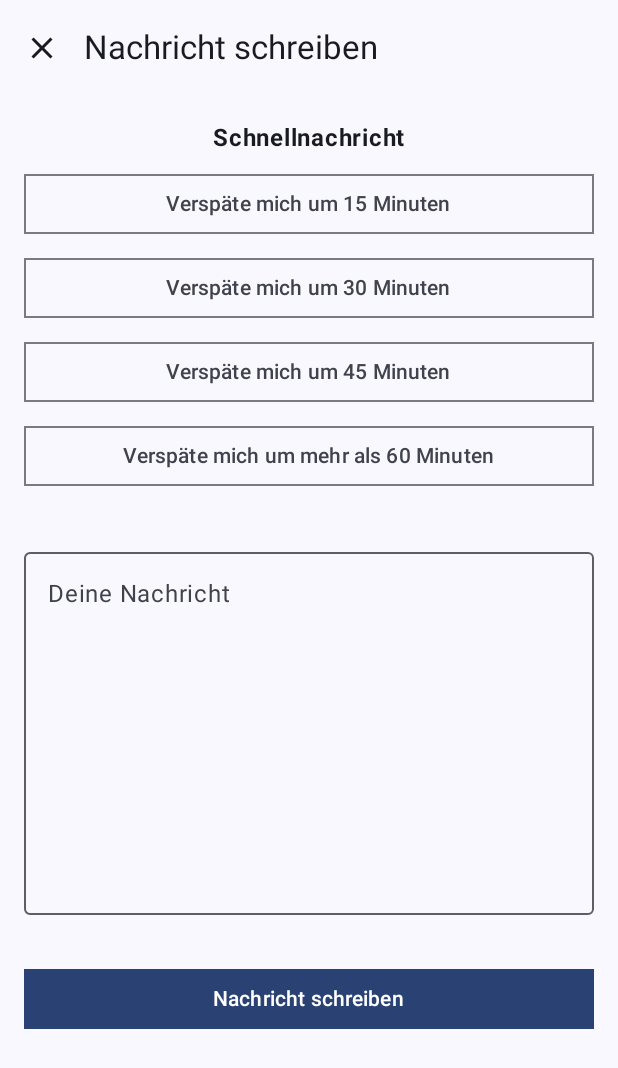
After one commit to teimyBr/DLBCSEMSE02_D, an Android app built with Jetpack Compose: the composable NewMessage called with empty values, on a phone screen of 412 x 824 dp. The commit adds this screen. Shown: the top 1068 px of the screen. Run offline under Robolectric (Android 15) with nearby library versions, the light colour scheme and no system bars; network calls fail.

Commit message:
UI "Nachricht schreiben" erstellt. AppointmentInfos Navigation-Path angepasst. Strings erweitert.

```diff
--- a/Frontend/BoardGamer/app/src/main/java/com/boardgamer/MainActivity.kt
+++ b/Frontend/BoardGamer/app/src/main/java/com/boardgamer/MainActivity.kt
@@ -13,6 +13,7 @@ import com.boardgamer.ui.CurrentEvents
 import com.boardgamer.ui.GameLibrary
 import com.boardgamer.ui.Home
 import com.boardgamer.ui.NewAppointment
+import com.boardgamer.ui.NewMessage
 import com.boardgamer.ui.Participate
 import com.boardgamer.ui.Profile
 import com.boardgamer.ui.Registration
@@ -22,6 +23,7 @@ import com.boardgamer.viewmodel.CurrentEventsViewModel
 import com.boardgamer.viewmodel.GameLibraryViewModel
 import com.boardgamer.viewmodel.HomeViewModel
 import com.boardgamer.viewmodel.NewAppointmentViewModel
+import com.boardgamer.viewmodel.NewMessageViewModel
 import com.boardgamer.viewmodel.ParticipateViewModel
 import com.boardgamer.viewmodel.ProfileViewModel
 import com.boardgamer.viewmodel.RegistrationViewModel
@@ -74,5 +76,10 @@ fun AppNavigation() {
             val appointmentId = it.arguments!!.getString("appointmentId")!!.toLong()
             AppointmentInfos(navController, playerId, appointmentId)
         }
+        composable(NewMessageViewModel.SCREEN_NAME + "/{playerId}/{appointmentId}") { backStackEntry ->
+            val playerId = backStackEntry.arguments!!.getString("playerId")!!.toLong()
+            val appointmentId = backStackEntry.arguments!!.getString("appointmentId")!!.toLong()
+            NewMessage(navController, playerId, appointmentId)
+        }
     }
 }
--- a/Frontend/BoardGamer/app/src/main/java/com/boardgamer/ui/AppointmentInfos.kt
+++ b/Frontend/BoardGamer/app/src/main/java/com/boardgamer/ui/AppointmentInfos.kt
@@ -47,6 +47,7 @@ import com.boardgamer.ui.theme.DarkGreen
 import com.boardgamer.ui.theme.DarkRed
 import com.boardgamer.viewmodel.AppointmentInfosViewModel
 import com.boardgamer.viewmodel.GameVoteItem
+import com.boardgamer.viewmodel.NewMessageViewModel
 import java.time.format.DateTimeFormatter
 
 @OptIn(ExperimentalMaterial3Api::class)
@@ -213,7 +214,7 @@ fun AppointmentInfos(navController: NavController, playerId: Long, appointmentId
 
                     Button(
                         onClick = {
-                            //Navigate to the add message screen
+                            navController.navigate("${NewMessageViewModel.SCREEN_NAME}/$playerId/$appointmentId")
                         }
                     ) {
                         Text(
--- /dev/null
+++ b/Frontend/BoardGamer/app/src/main/java/com/boardgamer/ui/NewMessage.kt
@@ -0,0 +1,147 @@
+package com.boardgamer.ui
+
+import androidx.compose.foundation.layout.*
+import androidx.compose.material.icons.Icons
+import androidx.compose.material.icons.filled.Close
+import androidx.compose.material3.*
+import androidx.compose.runtime.Composable
+import androidx.compose.runtime.LaunchedEffect
+import androidx.compose.runtime.collectAsState
+import androidx.compose.runtime.getValue
+import androidx.compose.ui.Alignment
+import androidx.compose.ui.Modifier
+import androidx.compose.ui.graphics.RectangleShape
+import androidx.compose.ui.res.stringResource
+import androidx.compose.ui.text.font.FontWeight
+import androidx.compose.ui.unit.dp
+import androidx.lifecycle.viewmodel.compose.viewModel
+import androidx.navigation.NavController
+import com.boardgamer.R
+import com.boardgamer.viewmodel.NewMessageViewModel
+import com.boardgamer.viewmodel.SaveState
+
+@OptIn(ExperimentalMaterial3Api::class)
+@Composable
+fun NewMessage(navController: NavController, playerId: Long, appointmentId: Long) {
+    val viewModel: NewMessageViewModel = viewModel()
+    val messageText by viewModel.messageText.collectAsState()
+
+    val message15min = stringResource(id = R.string.message_quick_15)
+    val message30min = stringResource(id = R.string.message_quick_30)
+    val message45min = stringResource(id = R.string.message_quick_45)
+    val message60min = stringResource(id = R.string.message_quick_60)
+
+    LaunchedEffect(key1 = Unit) {
+        viewModel.initialize(playerId, appointmentId)
+    }
+
+    LaunchedEffect(key1 = Unit) {
+        viewModel.saveState.collect { state ->
+            if (state is SaveState.Success) {
+                navController.popBackStack()
+                viewModel.resetSaveState()
+            }
+        }
+    }
+
+    Scaffold(
+        topBar = {
+            TopAppBar(
+                title = {
+                    Text(
+                        text = stringResource(id = R.string.message_headline)
+                ) },
+                navigationIcon = {
+                    IconButton(onClick = { navController.popBackStack() }) {
+                        Icon(Icons.Default.Close, contentDescription = "Schließen")
+                    }
+                }
+            )
+        }
+    ) { innerPadding ->
+        Column(
+            modifier = Modifier
+                .fillMaxSize()
+                .padding(innerPadding)
+                .padding(16.dp),
+            horizontalAlignment = Alignment.CenterHorizontally,
+            verticalArrangement = Arrangement.spacedBy(8.dp)
+        ) {
+            Text(
+                text = stringResource(id = R.string.message_quick),
+                fontWeight = FontWeight.Bold
+            )
+
+            OutlinedButton(
+                onClick = {
+                    viewModel.postMessage(message15min)
+                },
+                modifier = Modifier.fillMaxWidth(),
+                shape = RectangleShape
+            ) { Text(
+                text = message15min
+            ) }
+
+            OutlinedButton(
+                onClick = {
+                    viewModel.postMessage(message30min)
+                },
+                modifier = Modifier.fillMaxWidth(),
+                shape = RectangleShape
+            ) {
+                Text(
+                    text = message30min
+            ) }
+
+            OutlinedButton(
+                onClick = {
+                    viewModel.postMessage(message45min)
+                },
+                modifier = Modifier.fillMaxWidth(),
+                shape = RectangleShape
+            ) {
+                Text(
+                    text = message45min
+            ) }
+
+            OutlinedButton(
+                onClick = {
+                    viewModel.postMessage(message60min)
+                },
+                modifier = Modifier.fillMaxWidth(),
+                shape = RectangleShape
+            ) {
+                Text(
+                    text = message60min
+            ) }
+
+            Spacer(modifier = Modifier.height(16.dp))
+
+            OutlinedTextField(
+                value = messageText,
+                onValueChange = viewModel::onMessageChange,
+                label = {
+                    Text(
+                        text = stringResource(id = R.string.message_own)
+                    ) },
+                modifier = Modifier
+                    .fillMaxWidth()
+                    .defaultMinSize(minHeight = 250.dp)
+            )
+
+            Spacer(modifier = Modifier.height(16.dp))
+
+            Button(
+                onClick = {
+                    viewModel.postMessage(messageText)
+                },
+                modifier = Modifier.fillMaxWidth(),
+                shape = RectangleShape
+            ) {
+                Text(
+                    text = stringResource(id = R.string.message_post)
+                )
+            }
+        }
+    }
+}
--- /dev/null
+++ b/Frontend/BoardGamer/app/src/main/java/com/boardgamer/viewmodel/NewMessageViewModel.kt
@@ -0,0 +1,57 @@
+package com.boardgamer.viewmodel
+
+import androidx.lifecycle.ViewModel
+import androidx.lifecycle.viewModelScope
+import com.boardgamer.api.BackendAPI
+import com.boardgamer.model.Message
+import kotlinx.coroutines.flow.MutableStateFlow
+import kotlinx.coroutines.flow.asStateFlow
+import kotlinx.coroutines.launch
+import kotlinx.datetime.LocalDateTime
+
+class NewMessageViewModel : ViewModel() {
+    companion object {
+        const val SCREEN_NAME = "NewMessage"
+    }
+
+    private val backend = BackendAPI()
+    private var currentPlayerId: Long = -1L
+    private var currentAppointmentId: Long = -1L
+
+    private val _messageText = MutableStateFlow("")
+    val messageText = _messageText.asStateFlow()
+
+    private val _saveState = MutableStateFlow<SaveState>(SaveState.Idle)
+    val saveState = _saveState.asStateFlow()
+
+    fun initialize(playerId: Long, appointmentId: Long) {
+        this.currentPlayerId = playerId
+        this.currentAppointmentId = appointmentId
+    }
+
+    fun onMessageChange(text: String) {
+        _messageText.value = text
+    }
+
+    fun postMessage(message: String) {
+        if (message.isBlank()) return
+
+        viewModelScope.launch {
+            _saveState.value = SaveState.Loading
+            val timestamp = LocalDateTime.parse(java.time.LocalDateTime.now().toString())
+
+            val messageObject = Message(
+                message = message,
+                playerId = currentPlayerId,
+                appointmentId = currentAppointmentId,
+                timestamp = timestamp
+            )
+            val result = backend.addMessage(messageObject)
+            _saveState.value = if (result > -1) SaveState.Success else SaveState.Error(0)
+        }
+    }
+
+    fun resetSaveState() {
+        _saveState.value = SaveState.Idle
+    }
+}
--- a/Frontend/BoardGamer/app/src/main/res/values/strings.xml
+++ b/Frontend/BoardGamer/app/src/main/res/values/strings.xml
@@ -84,6 +84,15 @@
     <string name="infos_for">Dafür</string>
     <string name="infos_against">Dagegen</string>
 
+    <string name="message_quick">Schnellnachricht</string>
+    <string name="message_quick_15">Verspäte mich um 15 Minuten</string>
+    <string name="message_quick_30">Verspäte mich um 30 Minuten</string>
+    <string name="message_quick_45">Verspäte mich um 45 Minuten</string>
+    <string name="message_quick_60">Verspäte mich um mehr als 60 Minuten</string>
+    <string name="message_own">Deine Nachricht</string>
+    <string name="message_post">Nachricht schreiben</string>
+    <string name="message_headline">Nachricht schreiben</string>
+
     <string name="profile_welcome_message">Hallo %1$s!</string>
     <string name="playergroup">Eure Spielergruppe:</string>
     <string name="about_boardgamer">Über Boardgamer</string>
```
